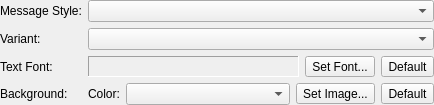
Old version of the form trunk/src/plugins/simplemessagestyle/simpleoptionswidget.ui in the repository vacuum-im/vacuum-im.
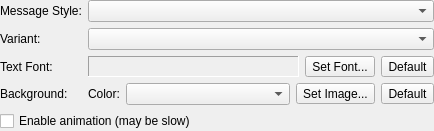
New version of the form.

The edit to the form file:
```diff
--- a/trunk/src/plugins/simplemessagestyle/simpleoptionswidget.ui
+++ b/trunk/src/plugins/simplemessagestyle/simpleoptionswidget.ui
@@ -7,7 +7,7 @@
     <x>0</x>
     <y>0</y>
     <width>434</width>
-    <height>101</height>
+    <height>125</height>
    </rect>
   </property>
   <layout class="QGridLayout" name="gridLayout">
@@ -161,6 +161,13 @@
      </item>
     </layout>
    </item>
+   <item row="4" column="0" colspan="2">
+    <widget class="QCheckBox" name="chkEnableAnimation">
+     <property name="text">
+      <string>Enable animation (may be slow)</string>
+     </property>
+    </widget>
+   </item>
   </layout>
  </widget>
  <layoutdefault spacing="6" margin="11"/>
```
